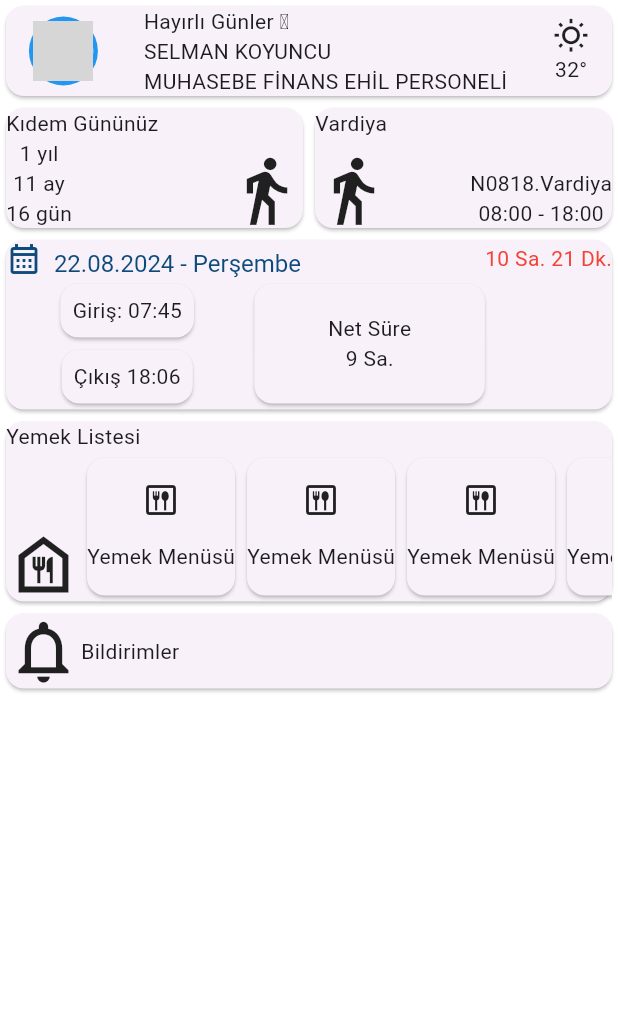
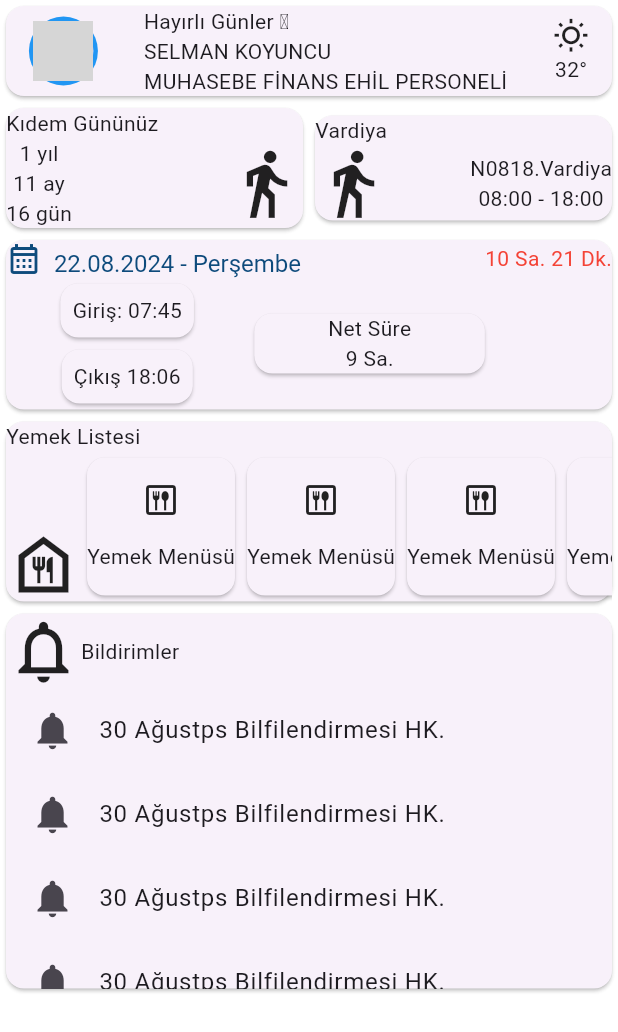
Before and after one commit to PenguBey/opak_mobile, a Flutter app: the screen it shows after launch, on a phone screen of 412 x 824 dp. Shown: the top 1032 px of the screen. Run offline on Flutter 3.47's test engine with Material 3 defaults, Android fonts, the phone set to English and light mode, and no system bars; network calls fail; grey boxes are pictures that could not be loaded.

Commit message:
listelemeyi oluşturdum
listelemeyi oluşturmak için yüksek ayarları fixedlandı

```diff
--- a/lib/main.dart
+++ b/lib/main.dart
@@ -25,6 +25,7 @@ class MyApp extends StatelessWidget {
 
 class MainMenu extends StatelessWidget {
   const MainMenu({super.key});
+
   @override
   Widget build(BuildContext context) {
     return Scaffold(
@@ -60,8 +61,7 @@ class MainMenu extends StatelessWidget {
               ],
             ),
           ),
-          const IntrinsicHeight(
-            child: Row(
+          const Row(
             children: [
               Expanded(
                 child: Card(
@@ -72,7 +72,6 @@ class MainMenu extends StatelessWidget {
                       Text("Kıdem Gününüz"),
                       Row(
                         mainAxisAlignment: MainAxisAlignment.spaceBetween,
-                          crossAxisAlignment: CrossAxisAlignment.end,
                         children: [
                           Column(
                             children: [
@@ -100,7 +99,6 @@ class MainMenu extends StatelessWidget {
                       Text("Vardiya"),
                       Row(
                         mainAxisAlignment: MainAxisAlignment.spaceBetween,
-                          crossAxisAlignment: CrossAxisAlignment.end,
                         children: [
                           Icon(
                             Icons.directions_walk_sharp,
@@ -119,7 +117,6 @@ class MainMenu extends StatelessWidget {
                 ),
               ),
             ],
-            ),
           ),
           Card(
             child: Column(
@@ -152,8 +149,7 @@ class MainMenu extends StatelessWidget {
                     )
                   ],
                 ),
-                const IntrinsicHeight(
-                  child: Row(
+                const Row(
                   children: [
                     Expanded(
                       flex: 2,
@@ -188,7 +184,6 @@ class MainMenu extends StatelessWidget {
                     ),
                     Expanded(child: SizedBox())
                   ],
-                  ),
                 ),
               ],
             ),
@@ -231,10 +226,10 @@ class MainMenu extends StatelessWidget {
               ],
             ),
           ),
-          const Card(
+          Card(
             child: Column(
               children: [
-                Row(
+                const Row(
                   children: [
                     Icon(
                       Icons.notifications_none,
@@ -243,6 +238,21 @@ class MainMenu extends StatelessWidget {
                     Text("Bildirimler")
                   ],
                 ),
+                SizedBox(
+                  height: 200,
+                  child: ListView.builder(
+                    itemCount: 10,
+                    itemBuilder: (context, index) {
+                      return const ListTile(
+                        leading: Icon(
+                          Icons.notifications,
+                          size: 30,
+                        ),
+                        title: Text("30 Ağustps Bilfilendirmesi HK."),
+                      );
+                    },
+                  ),
+                )
               ],
             ),
           )
```
Lines whose indentation alone changed are shown as unchanged.
